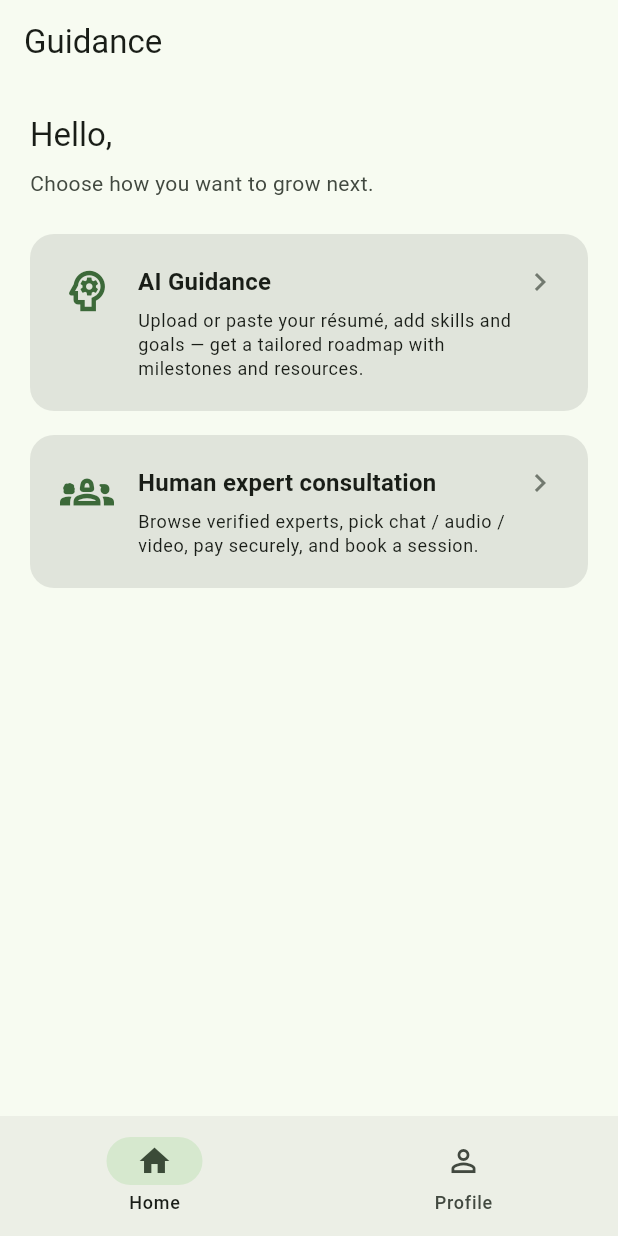
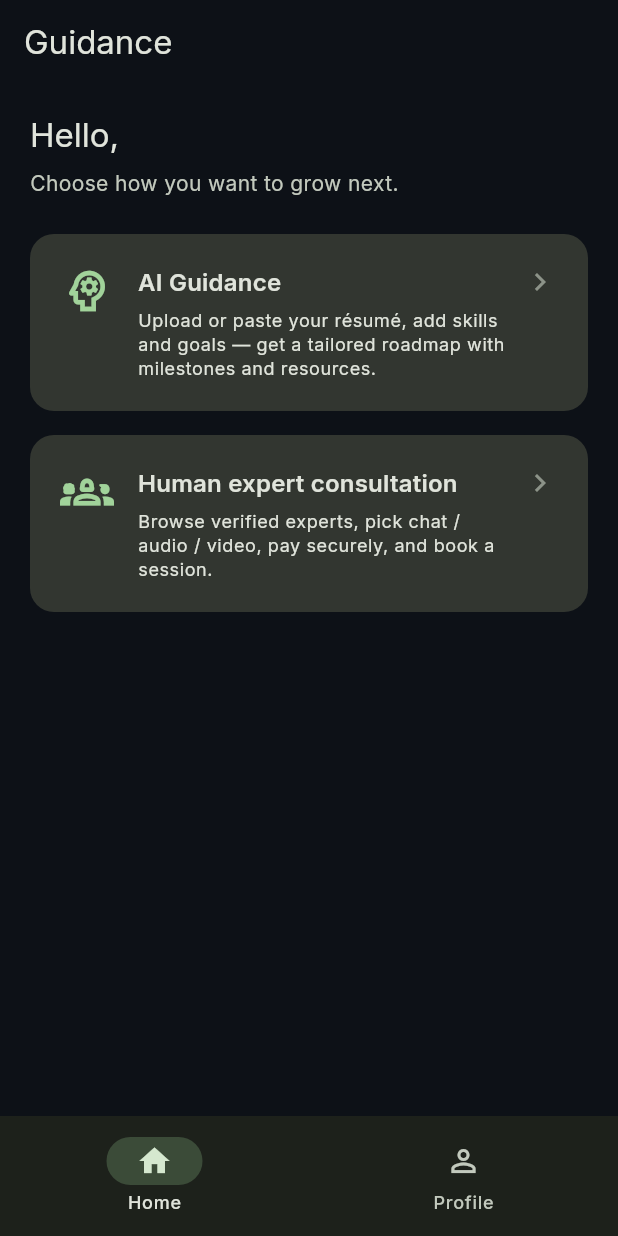
Before and after one commit to ManasT10-14/PathWise, a Flutter app: the screen it shows once a user with an empty profile is signed in, on a phone screen of 412 x 824 dp. Run offline on Flutter 3.47's test engine with Material 3 defaults, Android fonts, the phone set to English and light mode, and no system bars; our stand-ins replace cloud_firestore, file_picker, firebase_auth, firebase_core, flutter_animate, google_fonts and 2 more; missing offline and left inert: razorpay_flutter; accounts and stored records are empty.

Commit message:
feat(01-02): wire AppTheme into main.dart with dark mode toggle
- Import AppTheme for light/dark ThemeData
- Add ValueNotifier<ThemeMode> global for dark mode toggle
- Wrap MaterialApp in ValueListenableBuilder for reactive theme switching
- Apply AppTheme.light() and AppTheme.dark() with themeMode binding
- Preserve all existing service architecture (MultiProvider, AppServices, _AuthGate)

```diff
--- a/lib/main.dart
+++ b/lib/main.dart
@@ -15,6 +15,9 @@ import 'services/payment_service.dart';
 import 'services/review_repository.dart';
 import 'services/roadmap_repository.dart';
 import 'services/user_repository.dart';
+import 'theme/app_theme.dart';
+
+ValueNotifier<ThemeMode> themeMode = ValueNotifier(ThemeMode.dark);
 
 void main() async {
   WidgetsFlutterBinding.ensureInitialized();
@@ -80,13 +83,15 @@ class _PathwiseAppState extends State<PathwiseApp> {
         reviews: _reviews,
         ai: _ai,
         payments: _payments,
-        child: MaterialApp(
-          title: 'Pathwise',
-          theme: ThemeData(
-            colorScheme: ColorScheme.fromSeed(seedColor: const Color(0xFF2E7D32)),
-            useMaterial3: true,
+        child: ValueListenableBuilder<ThemeMode>(
+          valueListenable: themeMode,
+          builder: (context, mode, _) => MaterialApp(
+            title: 'Pathwise',
+            theme: AppTheme.light(),
+            darkTheme: AppTheme.dark(),
+            themeMode: mode,
+            home: const _AuthGate(),
           ),
-          home: const _AuthGate(),
         ),
       ),
     );
```
